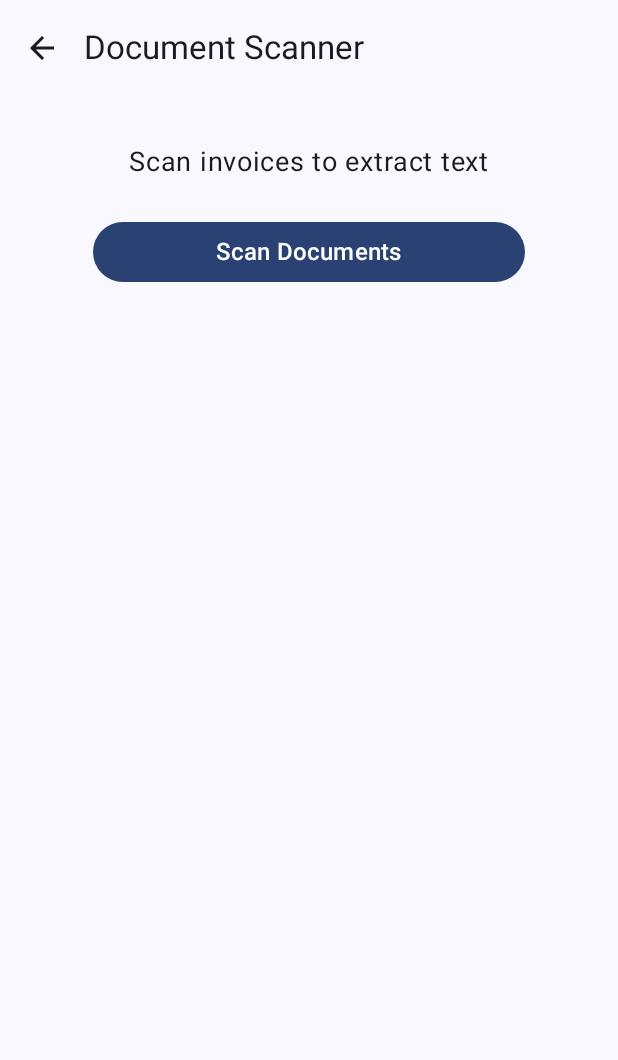
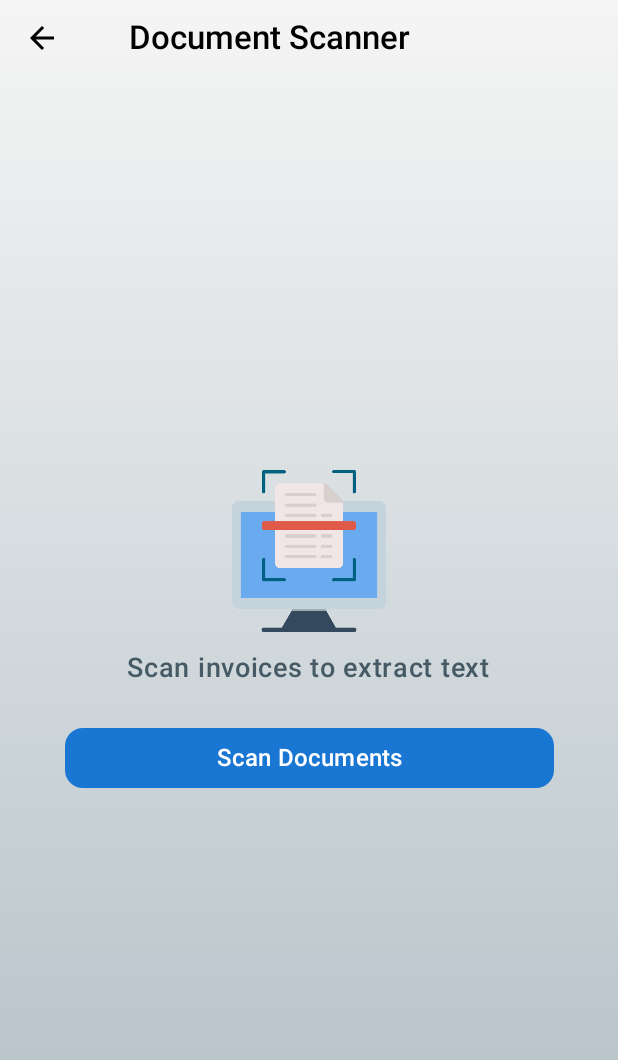
Before and after one commit to CulturalProfessor/invoice-parsing-app, an Android app built with Jetpack Compose: the screen it shows after launch (MainActivity), after a tap on "Go to Next Page", on a phone screen of 412 x 824 dp. Shown: the top 1060 px of the screen. Run offline under Robolectric (Android 15) with nearby library versions, the phone set to English and light mode, and no system bars; libraries missing offline, so code that uses them is left out: com.google.mlkit.nl, com.google.mlkit.vision, org.tensorflow.lite; 8 statements that could not run were skipped.

Commit message:
made changes in Document scanner

```diff
--- a/app/src/main/java/com/example/ocr_poc/screens/ScanDocument.kt
+++ b/app/src/main/java/com/example/ocr_poc/screens/ScanDocument.kt
@@ -4,24 +4,37 @@ import android.app.Activity
 import android.content.Context
 import android.content.Intent
 import android.net.Uri
-import androidx.compose.material.icons.Icons
-import androidx.compose.material.icons.filled.ArrowBack
 import android.util.Log
 import androidx.activity.compose.rememberLauncherForActivityResult
 import androidx.activity.result.IntentSenderRequest
 import androidx.activity.result.contract.ActivityResultContracts
+import androidx.compose.animation.AnimatedVisibility
+import androidx.compose.animation.fadeIn
+import androidx.compose.animation.fadeOut
+import androidx.compose.foundation.Image
+import androidx.compose.foundation.background
 import androidx.compose.foundation.layout.*
+import androidx.compose.foundation.shape.RoundedCornerShape
+import androidx.compose.material.icons.Icons
+import androidx.compose.material.icons.filled.ArrowBack
 import androidx.compose.material3.*
 import androidx.compose.runtime.*
 import androidx.compose.ui.Alignment
 import androidx.compose.ui.Modifier
+import androidx.compose.ui.graphics.Brush
+import androidx.compose.ui.graphics.Color
+import androidx.compose.ui.layout.ContentScale
 import androidx.compose.ui.platform.LocalContext
+import androidx.compose.ui.res.painterResource
+import androidx.compose.ui.text.font.FontWeight
 import androidx.compose.ui.unit.dp
 import androidx.compose.ui.unit.sp
 import androidx.lifecycle.compose.LocalLifecycleOwner
 import androidx.lifecycle.lifecycleScope
 import com.example.ocr_poc.EditTagsActivity
+import com.example.ocr_poc.R
 import com.example.ocr_poc.models.TextEntity
+import com.example.ocr_poc.ui.theme.OCR_POCTheme
 import com.example.ocr_poc.utils.Extraction
 import com.example.ocr_poc.utils.TFLiteInterpreter
 import com.google.mlkit.vision.documentscanner.GmsDocumentScannerOptions
@@ -38,6 +51,7 @@ import java.io.InputStreamReader
 
 @OptIn(ExperimentalMaterial3Api::class)
 @Composable
+
 fun ScanDocumentScreen(onBackClick: () -> Unit) {
     val context = LocalContext.current
     val activity = context as? Activity
@@ -121,38 +135,75 @@ fun ScanDocumentScreen(onBackClick: () -> Unit) {
         }
     }
 
+   OCR_POCTheme {
        Scaffold(
            topBar = {
                TopAppBar(
-                title = { Text("Document Scanner") },
-                colors = TopAppBarDefaults.centerAlignedTopAppBarColors(),
+                   title = {
+                       Text(
+                           "Document Scanner",
+                           fontWeight = FontWeight.SemiBold,
+                           fontSize = 22.sp,
+                           modifier = Modifier.padding(horizontal = 30.dp, vertical = 10.dp) // Padding around text
+                       )
+                   },
+                   colors = TopAppBarDefaults.centerAlignedTopAppBarColors(
+
+                       containerColor = Color.Transparent, // No background color
+                       scrolledContainerColor = Color.Transparent, // Ensure transparency
+                       navigationIconContentColor = Color.Black
+
+                   ),
+
                    navigationIcon = {
                        IconButton(onClick = onBackClick) {
                            Icon(
                                imageVector = Icons.Filled.ArrowBack,
-                            contentDescription = "Back"
+                               contentDescription = "Back",
+                               tint = Color.Black
                            )
                        }
-                }
+                   },
+                   modifier = Modifier
+                       .height(50.dp), //custom height
+                           scrollBehavior = null
                )
            },
            snackbarHost = { SnackbarHost(snackbarHostState) },
            content = { padding ->
+               Box(
+                   modifier = Modifier
+                       .fillMaxSize()
+                       .background(
+                           Brush.verticalGradient(
+                               colors = listOf(Color(0xFFF5F5F5), Color(0xFFB0BEC5))
+                           )
+                       )
+                       .padding(padding)
+               ) {
                    Column(
                        modifier = Modifier
                            .fillMaxSize()
-                    .padding(padding)
                            .padding(16.dp),
-                verticalArrangement = Arrangement.Top,
+                       verticalArrangement = Arrangement.Center,
                        horizontalAlignment = Alignment.CenterHorizontally
                    ) {
-                if (!displayResults) {
+                       Image(
+                           painter = painterResource(id = R.drawable.scanner),
+                           contentDescription = "Document Scanner Icon",
+                           contentScale = ContentScale.Fit,
+                           modifier = Modifier
+                               .size(120.dp)
+                               .padding(bottom = 12.dp)
+                       )
+
                        Text(
                            text = "Scan invoices to extract text",
                            fontSize = 18.sp,
-                        modifier = Modifier.padding(16.dp)
+                           color = Color(0xFF455A64),
+                           fontWeight = FontWeight.SemiBold,
+                           modifier = Modifier.padding(bottom = 16.dp)
                        )
-                }
 
                        Button(
                            onClick = {
@@ -172,38 +223,30 @@ fun ScanDocumentScreen(onBackClick: () -> Unit) {
                                        }
                                }
                            },
+                           colors = ButtonDefaults.buttonColors(containerColor = Color(0xFF1976D2)),
+                           shape = RoundedCornerShape(12.dp),
                            modifier = Modifier
-                        .fillMaxWidth(0.8f)
+                               .fillMaxWidth(0.9f)
                                .padding(8.dp)
                        ) {
-                    Text(text = "Scan Documents", fontSize = 16.sp)
+                           Text(text = "Scan Documents", fontSize = 16.sp, color = Color.White)
                        }
 
-                if (imageUris.isNotEmpty()) {
-                    Button(
-                        onClick = {
-                            imageUris = emptyList()
-                            recognizedEntities = emptyList()
-                            displayResults = false
-                        },
-                        modifier = Modifier
-                            .fillMaxWidth(0.8f)
-                            .padding(8.dp)
-                    ) {
-                        Text(text = "Clear Invoices", fontSize = 16.sp)
-                    }
-                }
-                if (displayResults) {
+                       Spacer(modifier = Modifier.height(24.dp))
+
+                       AnimatedVisibility(visible = displayResults, enter = fadeIn(), exit = fadeOut()) {
                            Card(
                                modifier = Modifier
                                    .fillMaxWidth()
                                    .padding(16.dp),
-                        elevation = CardDefaults.cardElevation(4.dp)
+                               shape = RoundedCornerShape(12.dp),
+                               elevation = CardDefaults.cardElevation(6.dp)
                            ) {
                                Column(modifier = Modifier.padding(16.dp)) {
                                    Text(
-                                text = "Final Recognized Entities:",
+                                       text = "Recognized Entities:",
                                        style = MaterialTheme.typography.titleMedium,
+                                       fontWeight = FontWeight.Bold,
                                        modifier = Modifier.padding(bottom = 8.dp)
                                    )
                                    recognizedEntities.forEach { entity ->
@@ -216,11 +259,11 @@ fun ScanDocumentScreen(onBackClick: () -> Unit) {
                                }
                            }
                        }
-
-                Spacer(modifier = Modifier.height(16.dp))
+                   }
                }
            }
        )
+   }
 }
 
 private fun loadWord2Index(context: Context, fileName: String): Map<String, Int> {
--- a/app/src/main/java/com/example/ocr_poc/ui/theme/Color.kt
+++ b/app/src/main/java/com/example/ocr_poc/ui/theme/Color.kt
@@ -1,11 +1,38 @@
 package com.example.ocr_poc.ui.theme
 
+import androidx.compose.material3.ColorScheme
+import androidx.compose.material3.darkColorScheme
+import androidx.compose.material3.lightColorScheme
 import androidx.compose.ui.graphics.Color
 
-val Purple80 = Color(0xFFD0BCFF)
-val PurpleGrey80 = Color(0xFFCCC2DC)
-val Pink80 = Color(0xFFEFB8C8)
+// Define custom colors
+val BluePrimary = Color(0xFF1E88E5)
+val BlueSecondary = Color(0xFF1976D2)
+val BackgroundLight = Color(0xFFF5F5F5)
+val SurfaceLight = Color(0xFFFFFFFF)
+val OnPrimary = Color.White
+val OnSecondary = Color.White
 
-val Purple40 = Color(0xFF6650a4)
-val PurpleGrey40 = Color(0xFF625b71)
-val Pink40 = Color(0xFF7D5260)
+// Light color scheme
+val CustomLightColors: ColorScheme = lightColorScheme(
+    primary = BluePrimary,
+    secondary = BlueSecondary,
+    background = BackgroundLight,
+    surface = SurfaceLight,
+    onPrimary = OnPrimary,
+    onSecondary = OnSecondary,
+    onBackground = Color.Black,
+    onSurface = Color.Black
+)
+
+// Dark color scheme (optional)
+val CustomDarkColors: ColorScheme = darkColorScheme(
+    primary = BluePrimary,
+    secondary = BlueSecondary,
+    background = Color.Black,
+    surface = Color.DarkGray,
+    onPrimary = OnPrimary,
+    onSecondary = OnSecondary,
+    onBackground = Color.White,
+    onSurface = Color.White
+)
--- a/app/src/main/java/com/example/ocr_poc/ui/theme/Theme.kt
+++ b/app/src/main/java/com/example/ocr_poc/ui/theme/Theme.kt
@@ -9,18 +9,29 @@ import androidx.compose.material3.dynamicDarkColorScheme
 import androidx.compose.material3.dynamicLightColorScheme
 import androidx.compose.material3.lightColorScheme
 import androidx.compose.runtime.Composable
+import androidx.compose.ui.graphics.Color
 import androidx.compose.ui.platform.LocalContext
 
 private val DarkColorScheme = darkColorScheme(
-    primary = Purple80,
-    secondary = PurpleGrey80,
-    tertiary = Pink80
+primary = BluePrimary,
+secondary = BlueSecondary,
+background = Color.Black,
+surface = Color.DarkGray,
+onPrimary = OnPrimary,
+onSecondary = OnSecondary,
+onBackground = Color.White,
+onSurface = Color.White
 )
 
 private val LightColorScheme = lightColorScheme(
-    primary = Purple40,
-    secondary = PurpleGrey40,
-    tertiary = Pink40
+    primary = BluePrimary,
+    secondary = BlueSecondary,
+    background = BackgroundLight,
+    surface = SurfaceLight,
+    onPrimary = OnPrimary,
+    onSecondary = OnSecondary,
+    onBackground = Color.Black,
+    onSurface = Color.Black
 
     /* Other default colors to override
     background = Color(0xFFFFFBFE),
@@ -35,6 +46,7 @@ private val LightColorScheme = lightColorScheme(
 
 @Composable
 fun OCR_POCTheme(
+    useDarkTheme: Boolean = false, // Set to `true` for dark theme
     darkTheme: Boolean = isSystemInDarkTheme(),
     // Dynamic color is available on Android 12+
     dynamicColor: Boolean = true,
@@ -43,7 +55,11 @@ fun OCR_POCTheme(
     val colorScheme = when {
         dynamicColor && Build.VERSION.SDK_INT >= Build.VERSION_CODES.S -> {
             val context = LocalContext.current
-            if (darkTheme) dynamicDarkColorScheme(context) else dynamicLightColorScheme(context)
+            if (useDarkTheme) {
+                CustomDarkColors
+            } else {
+                CustomLightColors
+            }
         }
 
         darkTheme -> DarkColorScheme
```
Also changed, not shown: app/src/main/res/drawable/document_scan_icon.png (added), app/src/main/res/drawable/scanner.png (added). Lines whose indentation alone changed are shown as unchanged.
